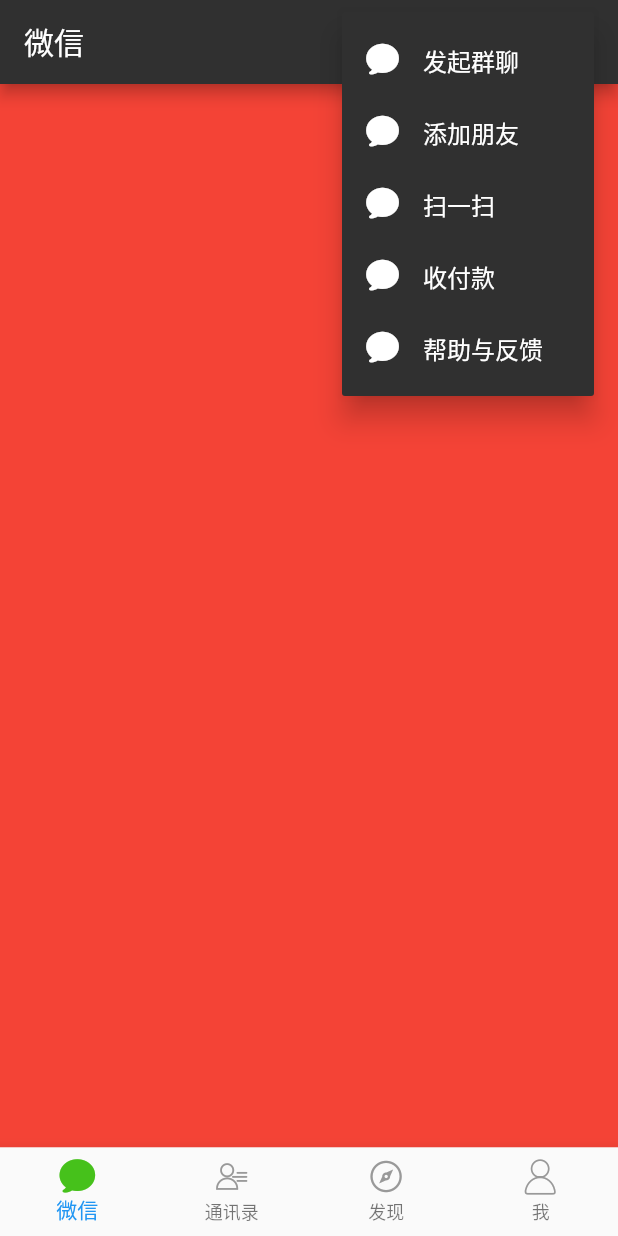
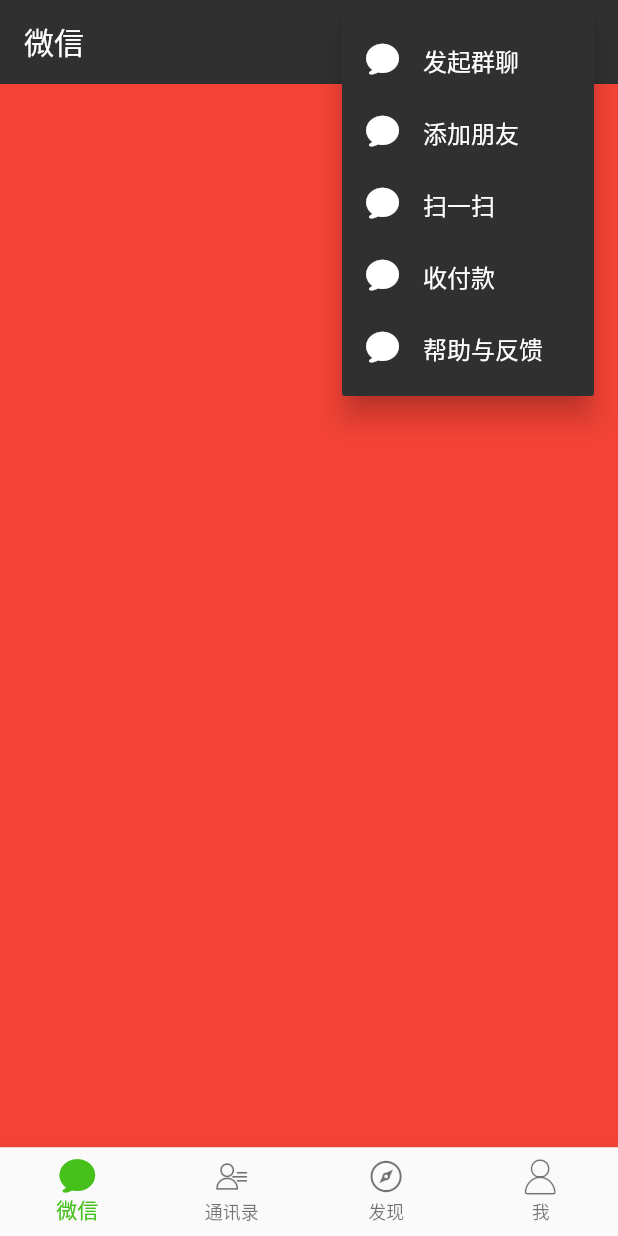
Before and after one commit to pallcard/myApp_flutter, a Flutter app: the screen it shows after launch, after a tap on the "add" icon, on a phone screen of 412 x 824 dp. Run offline on Flutter 3.47's test engine with Material 2 defaults, Android fonts, the phone set to English and light mode, and no system bars.

Commit message:
底部按钮实现

```diff
--- a/lib/home/home_screen.dart
+++ b/lib/home/home_screen.dart
@@ -9,20 +9,22 @@ enum ActionItems {
 
 class NavigationIconView {
   final String _title;
-  final IconData _icon;
-  final IconData _activeIcon;
+//  final IconData _icon;
+//  final IconData _activeIcon;
   final BottomNavigationBarItem item;
 
   NavigationIconView({Key key, String title, IconData icon, IconData activeIcon}) :
     _title = title,
-    _icon = icon,
-    _activeIcon = activeIcon,
+//    _icon = icon,
+//    _activeIcon = activeIcon,
     item = new BottomNavigationBarItem(
-      icon: Icon(icon, color: Color(AppColors.TabIconNormal),),
-      activeIcon: Icon(activeIcon, color: Color(AppColors.TabIconActive),),
+//      icon: Icon(icon, color: Color(AppColors.TabIconNormal),),
+//      activeIcon: Icon(activeIcon, color: Color(AppColors.TabIconActive),),
+      icon: Icon(icon,),
+      activeIcon: Icon(activeIcon),
       title: Text(title,style: TextStyle(
         fontSize: 14.0,
-        color: Color(AppColors.TabIconNormal),
+//        color: Color(AppColors.TabIconNormal),
       ),),
       backgroundColor: Colors.white,
     );
@@ -36,8 +38,13 @@ class HomeScreen extends StatefulWidget {
 }
 
 class _HomeScreenState extends State<HomeScreen> {
+  PageController _pageController;
+
+  int _currentIndex = 0;
 
   List<NavigationIconView> _navigationViews;
+
+  List<Widget> _pages;
 
   void initState() {
     super.initState();
@@ -88,6 +95,15 @@ class _HomeScreenState extends State<HomeScreen> {
           )
       ),
     ];
+
+    _pageController = PageController(initialPage: _currentIndex);
+
+    _pages = [
+      Container(color: Colors.red,),
+      Container(color: Colors.blue,),
+      Container(color: Colors.white,),
+      Container(color: Colors.green,),
+    ];
   }
 
   _buildPopupMenuItem(int iconName, String title) {
@@ -109,18 +125,26 @@ class _HomeScreenState extends State<HomeScreen> {
   @override
   Widget build(BuildContext context) {
     final BottomNavigationBar botNavBar = BottomNavigationBar(
+      fixedColor: const Color(AppColors.TabIconActive),
       items: _navigationViews.map((NavigationIconView view) {
         return view.item;
       }).toList(),
-      currentIndex: 0,
+      currentIndex: _currentIndex,
       type: BottomNavigationBarType.fixed,
       onTap: (int index) {
-        print('第$index个按钮');
+        //通过setState方法，当_currentIndex的值发生改变时重绘界面
+        setState(() {
+          _currentIndex = index;
+
+          _pageController.animateToPage(_currentIndex, duration: Duration(milliseconds: 200), curve: Curves.easeInOut);
+        });
+//        print('第$index个按钮');
       },
     );
     return Scaffold(
       appBar: AppBar(
         title: Text('微信'),
+        elevation: 0.0, //去阴影
 //        backgroundColor: Color(0xff303030),
         actions: <Widget>[
           IconButton(
@@ -170,8 +194,18 @@ class _HomeScreenState extends State<HomeScreen> {
           Container(width: 16.0,),
         ],
       ),
-      body: Container(
-        color: Colors.red,
+      body: PageView.builder(
+          itemBuilder: (BuildContext buildContext, int index){
+            return _pages[index];
+          },
+          controller: _pageController,
+          itemCount: _pages.length,
+        onPageChanged: (int index){
+            setState(() {
+              _currentIndex = index;
+            });
+            print('当前显示的是第${index}');
+        },
       ),
       bottomNavigationBar: botNavBar,
     );
```
